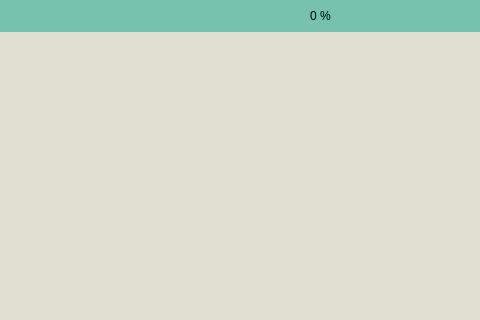
olegozerov/prosto-reader, file ProstoReader.ui: the form before one commit; both pictures show x 270 to 750 and y 0 to 320 of the 750 by 850 pixel window.
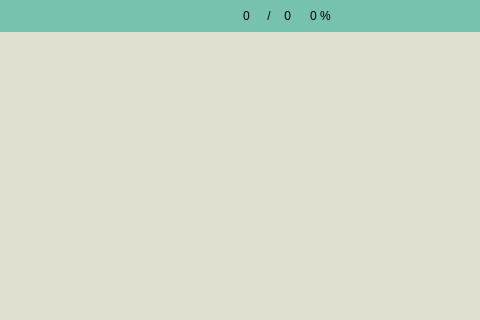
The form after the commit. Icons and pictures are not drawn.

Commit message: Добавлено отображение ощего колличества станиц, а так отображение текущей страницы #3

Patch:
```diff
--- a/ProstoReader.ui
+++ b/ProstoReader.ui
@@ -137,6 +137,18 @@
        </item>
        <item alignment="Qt::AlignRight|Qt::AlignVCenter">
         <widget class="QFrame" name="freRHeader">
+         <property name="sizePolicy">
+          <sizepolicy hsizetype="Preferred" vsizetype="Preferred">
+           <horstretch>0</horstretch>
+           <verstretch>0</verstretch>
+          </sizepolicy>
+         </property>
+         <property name="minimumSize">
+          <size>
+           <width>200</width>
+           <height>0</height>
+          </size>
+         </property>
          <property name="styleSheet">
           <string notr="true"/>
          </property>
@@ -162,6 +174,102 @@
           <property name="bottomMargin">
            <number>0</number>
           </property>
+          <item>
+           <widget class="QLineEdit" name="liedPage">
+            <property name="sizePolicy">
+             <sizepolicy hsizetype="Expanding" vsizetype="Preferred">
+              <horstretch>0</horstretch>
+              <verstretch>0</verstretch>
+             </sizepolicy>
+            </property>
+            <property name="minimumSize">
+             <size>
+              <width>20</width>
+              <height>19</height>
+             </size>
+            </property>
+            <property name="maximumSize">
+             <size>
+              <width>50</width>
+              <height>16777215</height>
+             </size>
+            </property>
+            <property name="styleSheet">
+             <string notr="true">border: none</string>
+            </property>
+            <property name="text">
+             <string>0</string>
+            </property>
+            <property name="maxLength">
+             <number>4</number>
+            </property>
+            <property name="alignment">
+             <set>Qt::AlignRight|Qt::AlignTrailing|Qt::AlignVCenter</set>
+            </property>
+           </widget>
+          </item>
+          <item>
+           <widget class="QLabel" name="lblSlash">
+            <property name="sizePolicy">
+             <sizepolicy hsizetype="Preferred" vsizetype="Preferred">
+              <horstretch>0</horstretch>
+              <verstretch>0</verstretch>
+             </sizepolicy>
+            </property>
+            <property name="minimumSize">
+             <size>
+              <width>20</width>
+              <height>0</height>
+             </size>
+            </property>
+            <property name="maximumSize">
+             <size>
+              <width>0</width>
+              <height>16777215</height>
+             </size>
+            </property>
+            <property name="layoutDirection">
+             <enum>Qt::LeftToRight</enum>
+            </property>
+            <property name="frameShadow">
+             <enum>QFrame::Plain</enum>
+            </property>
+            <property name="lineWidth">
+             <number>0</number>
+            </property>
+            <property name="text">
+             <string>/</string>
+            </property>
+            <property name="alignment">
+             <set>Qt::AlignCenter</set>
+            </property>
+            <property name="textInteractionFlags">
+             <set>Qt::NoTextInteraction</set>
+            </property>
+           </widget>
+          </item>
+          <item>
+           <widget class="QLabel" name="lblPages">
+            <property name="sizePolicy">
+             <sizepolicy hsizetype="Preferred" vsizetype="Preferred">
+              <horstretch>0</horstretch>
+              <verstretch>0</verstretch>
+             </sizepolicy>
+            </property>
+            <property name="maximumSize">
+             <size>
+              <width>50</width>
+              <height>16777215</height>
+             </size>
+            </property>
+            <property name="text">
+             <string>0</string>
+            </property>
+            <property name="alignment">
+             <set>Qt::AlignRight|Qt::AlignTrailing|Qt::AlignVCenter</set>
+            </property>
+           </widget>
+          </item>
           <item>
            <widget class="QSpinBox" name="spbSizePage">
             <property name="inputMethodHints">
```
Left out of the diff: 99 changed lines with no effect on the pictures. The commit also changes 2 other files.
